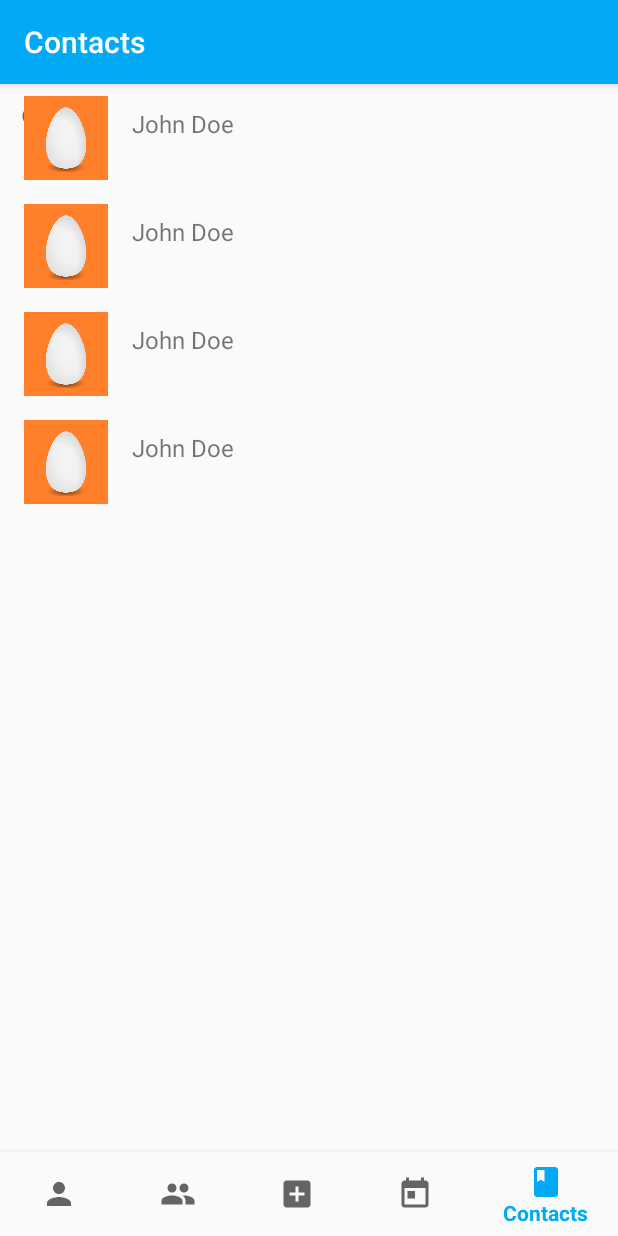
After one commit to serenagibbons/android-capstone, an Android app: the ContactsFragment screen opened through its navigation route, on a phone screen of 412 x 824 dp. The commit adds this screen. Run offline under Robolectric (Android 15) with nearby library versions, the phone set to English and light mode, and no system bars; our stand-ins replace navigation-ui.

Commit message:
Add Contact/ContactsFragment/Contact/ViewModel/ContactAdapter 2

```diff
--- a/app/src/main/java/com/example/androidcapstone/MainActivity.java
+++ b/app/src/main/java/com/example/androidcapstone/MainActivity.java
@@ -26,7 +26,7 @@ public class MainActivity extends AppCompatActivity {
         // Passing each menu ID as a set of Ids because each
         // menu should be considered as top level destinations.
         AppBarConfiguration appBarConfiguration = new AppBarConfiguration.Builder(
-                R.id.navigation_personalFeed, R.id.navigation_publicFeed, R.id.navigation_calendar, R.id.navigation_create_task)
+                R.id.navigation_personalFeed, R.id.navigation_publicFeed, R.id.navigation_create_task, R.id.navigation_calendar, R.id.navigation_contacts)
                 .build();
         NavController navController = Navigation.findNavController(this, R.id.nav_host_fragment);
         NavigationUI.setupActionBarWithNavController(this, navController, appBarConfiguration);
--- /dev/null
+++ b/app/src/main/java/com/example/androidcapstone/Model/Contact.java
@@ -0,0 +1,40 @@
+package com.example.androidcapstone.Model;
+
+public class Contact {
+
+
+    private String name;
+    private String phoneNum;
+    private String userName;
+
+    public Contact() {
+        name = "John Doe";
+        phoneNum = "555-555-5555";
+        userName = "jdoe";
+    }
+
+    public String getName() {
+        return name;
+    }
+
+    public void setName(String name) {
+        this.name = name;
+    }
+
+    public String getPhoneNum() {
+        return phoneNum;
+    }
+
+    public void setPhoneNum(String phoneNum) {
+        this.phoneNum = phoneNum;
+    }
+
+    public String getUserName() {
+        return userName;
+    }
+
+    public void setUserName(String userName) {
+        this.userName = userName;
+    }
+
+}
--- /dev/null
+++ b/app/src/main/java/com/example/androidcapstone/ui/contacts/ContactsFragment.java
@@ -0,0 +1,78 @@
+package com.example.androidcapstone.ui.contacts;
+
+import androidx.lifecycle.ViewModelProviders;
+
+import android.os.Bundle;
+
+import androidx.annotation.NonNull;
+import androidx.annotation.Nullable;
+import androidx.fragment.app.Fragment;
+import androidx.recyclerview.widget.LinearLayoutManager;
+import androidx.recyclerview.widget.RecyclerView;
+
+import android.view.LayoutInflater;
+import android.view.View;
+import android.view.ViewGroup;
+
+import com.example.androidcapstone.ContactAdapter;
+import com.example.androidcapstone.FeedAdapter;
+import com.example.androidcapstone.Model.Contact;
+import com.example.androidcapstone.Model.Task;
+import com.example.androidcapstone.R;
+import com.example.androidcapstone.ui.personal_feed.PersonalFeedViewModel;
+
+import java.util.ArrayList;
+import java.util.List;
+
+public class ContactsFragment extends Fragment {
+
+    private ContactsViewModel mViewModel;
+
+    public static ContactsFragment newInstance() {
+        return new ContactsFragment();
+    }
+
+    @Override
+    public View onCreateView(@NonNull LayoutInflater inflater, @Nullable ViewGroup container,
+                             @Nullable Bundle savedInstanceState) {
+
+        //return inflater.inflate(R.layout.fragment_contacts, container, false);
+
+        mViewModel =
+                ViewModelProviders.of(this).get(ContactsViewModel.class);
+        View root = inflater.inflate(R.layout.fragment_contacts, container, false);
+
+        // add dummy data
+        List<Contact> connections = new ArrayList<>();
+        Contact c = new Contact();
+        connections.add(c);
+        c = new Contact();
+        connections.add(c);
+        c = new Contact();
+        connections.add(c);
+        c = new Contact();
+        connections.add(c);
+
+        // create recycler view adapter and layout manager
+        ContactAdapter adapter = new ContactAdapter(connections, getActivity());
+        RecyclerView.LayoutManager mgr = new LinearLayoutManager(getActivity());
+
+        // refer to recycler view
+        RecyclerView contactRecyclerView = root.findViewById(R.id.contacts_recycler_view);
+
+        // Link the adapter to the RecyclerView
+        contactRecyclerView.setAdapter(adapter);
+        // Set layout for the RecyclerView
+        contactRecyclerView.setLayoutManager(mgr);
+
+        return root;
+    }
+
+    @Override
+    public void onActivityCreated(@Nullable Bundle savedInstanceState) {
+        super.onActivityCreated(savedInstanceState);
+        mViewModel = ViewModelProviders.of(this).get(ContactsViewModel.class);
+
+    }
+
+}
--- /dev/null
+++ b/app/src/main/java/com/example/androidcapstone/ui/contacts/ContactsViewModel.java
@@ -0,0 +1,19 @@
+package com.example.androidcapstone.ui.contacts;
+
+import androidx.lifecycle.LiveData;
+import androidx.lifecycle.MutableLiveData;
+import androidx.lifecycle.ViewModel;
+
+public class ContactsViewModel extends ViewModel {
+
+    private MutableLiveData<String> mText;
+
+    public ContactsViewModel() {
+        mText = new MutableLiveData<>();
+        mText.setValue("This is notifications fragment");
+    }
+
+    public LiveData<String> getText() {
+        return mText;
+    }
+}
--- a/app/src/main/java/com/example/androidcapstone/ui/public_feed/PublicFeedFragment.java
+++ b/app/src/main/java/com/example/androidcapstone/ui/public_feed/PublicFeedFragment.java
@@ -56,18 +56,6 @@ public class PublicFeedFragment extends Fragment {
         test.add(t);
         t = new Task();
         test.add(t);
-        t = new Task();
-        test.add(t);
-        t = new Task();
-        test.add(t);
-        t = new Task();
-        test.add(t);
-        t = new Task();
-        test.add(t);
-        t = new Task();
-        test.add(t);
-        t = new Task();
-        test.add(t);
 
         // create recycler view adapter and layout manager
         FeedAdapter adapter = new FeedAdapter(test,getActivity());
--- /dev/null
+++ b/app/src/main/res/drawable/ic_book_black_24dp.xml
@@ -0,0 +1,9 @@
+<vector xmlns:android="http://schemas.android.com/apk/res/android"
+        android:width="24dp"
+        android:height="24dp"
+        android:viewportWidth="24.0"
+        android:viewportHeight="24.0">
+    <path
+        android:fillColor="#FF000000"
+        android:pathData="M18,2H6c-1.1,0 -2,0.9 -2,2v16c0,1.1 0.9,2 2,2h12c1.1,0 2,-0.9 2,-2V4c0,-1.1 -0.9,-2 -2,-2zM6,4h5v8l-2.5,-1.5L6,12V4z"/>
+</vector>
--- /dev/null
+++ b/app/src/main/res/layout/contact_item.xml
@@ -0,0 +1,45 @@
+<?xml version="1.0" encoding="utf-8"?>
+<LinearLayout xmlns:android="http://schemas.android.com/apk/res/android"
+    android:layout_width="match_parent"
+    android:layout_height="wrap_content"
+    android:gravity="center_vertical"
+    android:paddingTop="8dp"
+    android:paddingBottom="8dp"
+    android:orientation="horizontal">
+
+    <ImageView
+        android:id="@+id/icon"
+        android:layout_width="56dp"
+        android:layout_height="56dp"
+        android:layout_gravity="center"
+        android:gravity="center"
+        android:layout_marginLeft="16dp"
+        android:layout_marginStart="16dp"
+        android:contentDescription="@string/icon_description"
+        android:src="@drawable/default_profile_icon"/>
+
+    <LinearLayout
+        android:orientation="vertical"
+        android:layout_width="match_parent"
+        android:layout_height="wrap_content">
+
+        <TextView
+            android:id="@+id/contact_name"
+            android:layout_width="wrap_content"
+            android:layout_height="0dp"
+            android:layout_marginLeft="16dp"
+            android:layout_marginStart="16dp"
+            android:layout_weight="1"
+            android:textSize="16sp" />
+
+        <TextView
+            android:id="@+id/contact_phone"
+            android:layout_width="match_parent"
+            android:layout_height="wrap_content"
+            android:layout_marginLeft="16dp"
+            android:layout_marginStart="16dp"
+            />
+
+    </LinearLayout>
+
+</LinearLayout>
--- /dev/null
+++ b/app/src/main/res/layout/fragment_contacts.xml
@@ -0,0 +1,17 @@
+<?xml version="1.0" encoding="utf-8"?>
+<FrameLayout xmlns:android="http://schemas.android.com/apk/res/android"
+    xmlns:tools="http://schemas.android.com/tools"
+    android:layout_width="match_parent"
+    android:layout_height="match_parent"
+    tools:context=".ui.contacts.ContactsFragment">
+
+    <androidx.appcompat.widget.SearchView
+        android:layout_width="match_parent"
+        android:layout_height="wrap_content"/>
+
+    <androidx.recyclerview.widget.RecyclerView
+        android:id="@+id/contacts_recycler_view"
+        android:layout_width="match_parent"
+        android:layout_height="match_parent"/>
+
+</FrameLayout>
--- a/app/src/main/res/menu/bottom_nav_menu.xml
+++ b/app/src/main/res/menu/bottom_nav_menu.xml
@@ -12,13 +12,17 @@
         android:title="@string/public_feed" />
 
     <item
+        android:id="@+id/navigation_create_task"
+        android:icon="@drawable/ic_add_box_black_24dp"
+        android:title="@string/create" />
+
+    <item
         android:id="@+id/navigation_calendar"
         android:icon="@drawable/ic_today_black_24dp"
         android:title="@string/title_calendar" />
 
     <item
-        android:id="@+id/navigation_create_task"
-        android:icon="@drawable/ic_add_box_black_24dp"
-        android:title="@string/create" />
-
+        android:id="@+id/navigation_contacts"
+        android:icon="@drawable/ic_book_black_24dp"
+        android:title="@string/contacts" />
 </menu>
--- a/app/src/main/res/navigation/mobile_navigation.xml
+++ b/app/src/main/res/navigation/mobile_navigation.xml
@@ -28,4 +28,10 @@
         android:name="com.example.androidcapstone.ui.create_task.CreateTaskFragment"
         android:label="@string/create"
         tools:layout="@layout/fragment_create_task" />
+
+    <fragment
+        android:id="@+id/navigation_contacts"
+        android:name="com.example.androidcapstone.ui.contacts.ContactsFragment"
+        android:label="@string/contacts"
+        tools:layout="@layout/fragment_contacts" />
 </navigation>
--- a/app/src/main/res/values/strings.xml
+++ b/app/src/main/res/values/strings.xml
@@ -5,4 +5,5 @@
     <string name="title_calendar">Calendar</string>
     <string name="create">Create task</string>
     <string name="icon_description">Task creator\'s icon</string>
+    <string name="contacts">Contacts</string>
 </resources>
```
